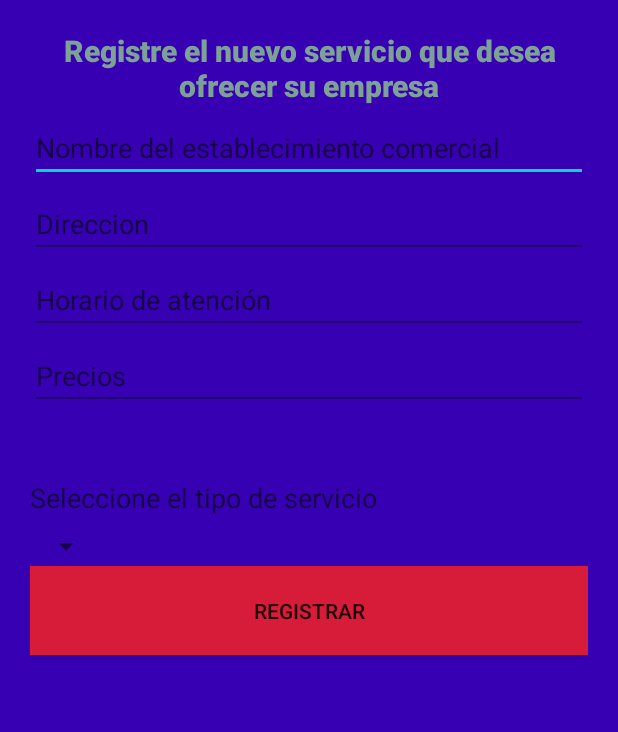
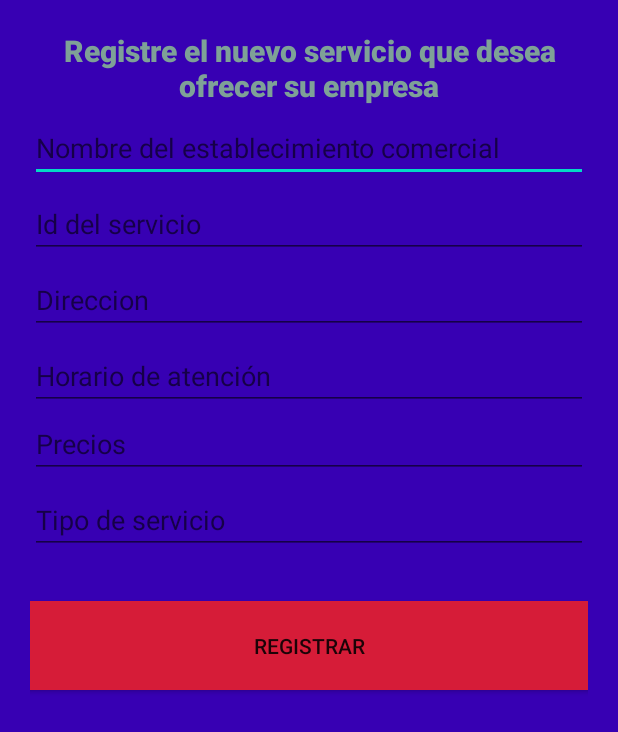
Before and after one commit to Ride-support/mobile-app, an Android app: the layout register_service.xml on its own in the app's theme, with its tools: preview values and no code run, on a phone screen of 412 x 824 dp. Shown: the top 732 px of the screen. Run offline under Robolectric (Android 15) with nearby library versions, the phone set to English and light mode, and no system bars.

```diff
--- a/app/build.gradle
+++ b/app/build.gradle
@@ -41,6 +41,8 @@ dependencies {
 }
 
 dependencies {
+
+    def android_support = "28.0.0"
     //...
     implementation 'com.apollographql.apollo:apollo-runtime:1.0.0'
     implementation "com.apollographql.apollo:apollo-android-support:1.0.0"
@@ -48,5 +50,9 @@ dependencies {
     compileOnly("org.jetbrains:annotations:13.0")
     testCompileOnly("org.jetbrains:annotations:13.0")
     implementation "com.squareup.okhttp3:okhttp:3.14.2"
+    implementation "com.android.support:recyclerview-v7:$android_support"
+    implementation "androidx.recyclerview:recyclerview:1.1.0"
+
+    implementation "androidx.recyclerview:recyclerview-selection:1.1.0-rc01"
 
 }
--- a/app/src/main/AndroidManifest.xml
+++ b/app/src/main/AndroidManifest.xml
@@ -2,8 +2,8 @@
 <manifest xmlns:android="http://schemas.android.com/apk/res/android"
     package="com.example.ridesupportmobil">
 
-    <uses-permission android:name="android.permission.INTERNET"
-    />
+    <uses-permission android:name="android.permission.INTERNET" />
+    <uses-permission android:name="android.permission.ACCESS_NETWORK_STATE" />
     <application
         android:allowBackup="true"
         android:icon="@mipmap/ic_launcher"
--- a/app/src/main/res/layout/register_service.xml
+++ b/app/src/main/res/layout/register_service.xml
@@ -1,10 +1,13 @@
 <?xml version="1.0" encoding="utf-8"?>
 <LinearLayout xmlns:android="http://schemas.android.com/apk/res/android"
+
+    xmlns:tools= "http://schemas.android.com/tools"
     android:layout_width="fill_parent"
     android:layout_height="fill_parent"
     android:padding="20dip"
     android:orientation="vertical"
     android:background="@color/colorPrimaryDark"
+    tools:context=".MainActivity"
 
     >
 
@@ -22,6 +25,12 @@
         android:layout_height="wrap_content"
         android:layout_width="fill_parent"
         android:hint="Nombre del establecimiento comercial"
+        android:layout_marginTop="5dp"
+        android:inputType="text" />
+    <EditText android:id="@+id/txtCompanyId"
+        android:layout_height="wrap_content"
+        android:layout_width="fill_parent"
+        android:hint="Id del servicio"
         android:layout_marginTop="5dp"
         android:inputType="text" />
 
@@ -44,12 +53,20 @@
         android:id="@+id/txtPricesService"
         android:layout_width="fill_parent"
         android:layout_height="wrap_content"
-        android:layout_marginBottom="30dip"
-        android:layout_marginTop="5dp"
                 android:hint="Precios"
         android:inputType="textPassword" />
 
+    <EditText
+        android:id="@+id/txtTypeService"
+        android:layout_width="fill_parent"
+        android:layout_height="wrap_content"
+        android:layout_marginBottom="30dip"
+        android:layout_marginTop="5dp"
+        android:hint="Tipo de servicio"
+        android:inputType="textPassword" />
 
+
+    <!--
         <TextView
             android:id="@+id/texto_TypeService"
             android:layout_width="wrap_content"
@@ -71,7 +88,7 @@
             android:layout_alignStart="@+id/texto_cargo"
             android:layout_below="@+id/texto_cargo"
            />
-
+    -->
 
 
     <Button
```
Also changed, not shown: app/src/main/java/com/example/ridesupportmobil/MainActivity.java (+44 -12 lines), app/src/main/java/com/example/ridesupportmobil/prueba.java (deleted, +0 -18 lines), app/src/main/res/layout/activity_main.xml (+10 -32 lines), app/src/main/res/layout/delete_service.xml (added, +26 -0 lines), app/src/main/res/layout/show_services.xml (+37 -4 lines), 3 other files. Lines whose indentation alone changed are shown as unchanged.
